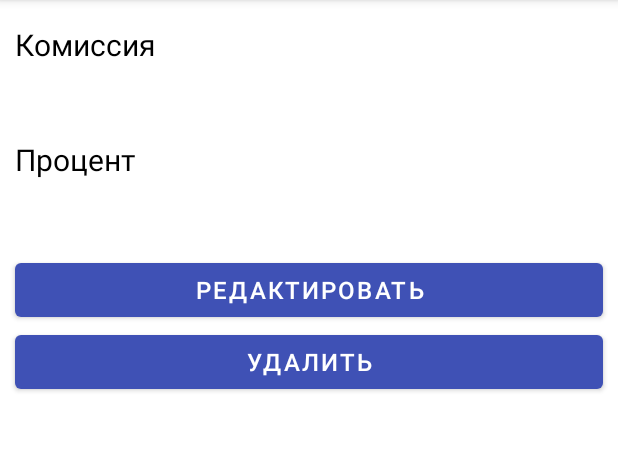
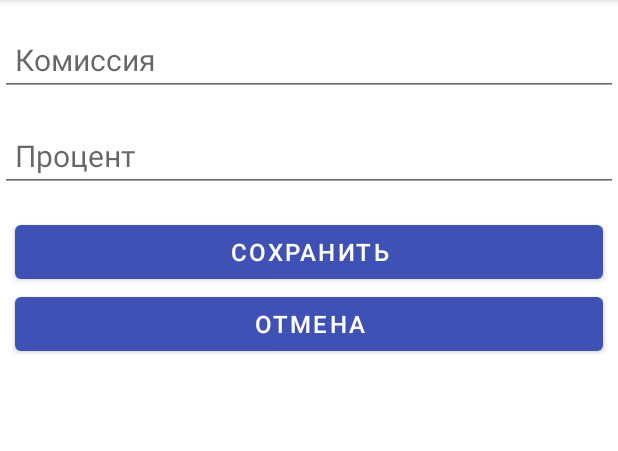
Before and after one commit to yuliakazch/CoreBankingSystem-Android, an Android app: the DetailCommissionFragment screen opened through its navigation route, after a tap on "РЕДАКТИРОВАТЬ", on a phone screen of 412 x 824 dp, the part 84-535 px from its top. Run offline under Robolectric (Android 15) with nearby library versions, the phone set to English and light mode, and no system bars; our stand-ins replace Dagger/Hilt's generated code.

Commit message:
Изменение логики экрана деталей комиссии, новый экран редактирования комиссии

```diff
--- a/app/src/main/java/com/gmail/yuliakazachok/corebanking/features/commissions/detailcommission/presentation/DetailCommissionViewModel.kt
+++ b/app/src/main/java/com/gmail/yuliakazachok/corebanking/features/commissions/detailcommission/presentation/DetailCommissionViewModel.kt
@@ -6,6 +6,7 @@ import com.gmail.yuliakazachok.corebanking.libraries.core.presentation.EventsDis
 import com.gmail.yuliakazachok.corebanking.libraries.core.presentation.EventsDispatcherOwner
 import com.gmail.yuliakazachok.corebanking.shared.commissions.domain.entities.Commission
 import com.gmail.yuliakazachok.corebanking.shared.commissions.domain.usecases.DeleteCommissionUseCase
+import com.gmail.yuliakazachok.corebanking.shared.commissions.domain.usecases.GetCommissionByNameUseCase
 import kotlinx.coroutines.flow.Flow
 import kotlinx.coroutines.flow.MutableStateFlow
 import kotlinx.coroutines.flow.filterNotNull
@@ -13,8 +14,8 @@ import kotlinx.coroutines.launch
 import javax.inject.Inject
 
 class DetailCommissionViewModel @Inject constructor(
+    private val getCommissionByNameUseCase: GetCommissionByNameUseCase,
     private val deleteCommissionUseCase: DeleteCommissionUseCase
-    //val commission: Commission?
 ) : ViewModel(), EventsDispatcherOwner<DetailCommissionViewModel.EventListener> {
 
     interface EventListener {
@@ -23,14 +24,22 @@ class DetailCommissionViewModel @Inject constructor(
 
     override val eventsDispatcher = EventsDispatcher<EventListener>()
 
-    val commission = MutableStateFlow<Commission?>(null)
+    private val _commission = MutableStateFlow<Commission?>(null)
+    val commission: Flow<Commission>
+        get() = _commission.filterNotNull()
 
-//    private val _commission = MutableStateFlow<Commission?>(null)
-//    val commission: Flow<Commission>
-//        get() = _commission.filterNotNull()
+    fun getCommissionByName(nameCommission: String?) = viewModelScope.launch {
+        nameCommission?.let {
+            try {
+                _commission.value = getCommissionByNameUseCase(it)
+            } catch (throwable: Throwable) {
+                eventsDispatcher.dispatchEvent { showToastError() }
+            }
+        }
+    }
 
     fun deleteCommission() = viewModelScope.launch {
-        commission.value?.let {
+        _commission.value?.let {
             try {
                 deleteCommissionUseCase(it.name)
             } catch (throwable: Throwable) {
--- a/app/src/main/java/com/gmail/yuliakazachok/corebanking/features/commissions/detailcommission/ui/DetailCommissionFragment.kt
+++ b/app/src/main/java/com/gmail/yuliakazachok/corebanking/features/commissions/detailcommission/ui/DetailCommissionFragment.kt
@@ -38,11 +38,14 @@ class DetailCommissionFragment : Fragment(), DetailCommissionViewModel.EventList
     ): View {
         _binding = FragmentDetailcommissionBinding.inflate(inflater, container, false)
         navController = NavHostFragment.findNavController(this)
-        viewModel.commission.value =
-            arguments?.getSerializable(KeysArgsBundle.COMMISSION_DETAIL) as? Commission
         setListenersButtons()
         setText()
         return binding.root
+    }
+
+    override fun onStart() {
+        super.onStart()
+        viewModel.getCommissionByName(arguments?.getString(KeysArgsBundle.COMMISSION_DETAIL))
     }
 
     private fun setListenersButtons() {
@@ -57,10 +60,8 @@ class DetailCommissionFragment : Fragment(), DetailCommissionViewModel.EventList
 
     private fun setText() {
         viewModel.commission.onEach {
-            it?.let {
-                binding.nameValue.text = it.name
-                binding.interestValue.text = it.interest.toString()
-            }
+            binding.nameValue.text = it.name
+            binding.interestValue.text = it.interest.toString()
         }.launchIn(viewLifecycleOwner.lifecycle.coroutineScope)
     }
 
@@ -69,7 +70,7 @@ class DetailCommissionFragment : Fragment(), DetailCommissionViewModel.EventList
     }
 
     private fun goToEditCommissions() {
-        // TODO: переход на экран редактирования комиссии
+        navController.navigate(R.id.action_detailCommissionsFragment_to_editCommissionsFragment)
     }
 
     override fun showToastError() {
--- /dev/null
+++ b/app/src/main/java/com/gmail/yuliakazachok/corebanking/features/commissions/editcommission/presentation/EditCommissionViewModel.kt
@@ -0,0 +1,29 @@
+package com.gmail.yuliakazachok.corebanking.features.commissions.editcommission.presentation
+
+import androidx.lifecycle.ViewModel
+import androidx.lifecycle.viewModelScope
+import com.gmail.yuliakazachok.corebanking.libraries.core.presentation.EventsDispatcher
+import com.gmail.yuliakazachok.corebanking.libraries.core.presentation.EventsDispatcherOwner
+import com.gmail.yuliakazachok.corebanking.shared.commissions.domain.entities.Commission
+import com.gmail.yuliakazachok.corebanking.shared.commissions.domain.usecases.SaveCommissionUseCase
+import kotlinx.coroutines.launch
+import javax.inject.Inject
+
+class EditCommissionViewModel @Inject constructor(
+    private val saveCommissionUseCase: SaveCommissionUseCase
+) : ViewModel(), EventsDispatcherOwner<EditCommissionViewModel.EventListener> {
+
+    interface EventListener {
+        fun showToastError()
+    }
+
+    override val eventsDispatcher = EventsDispatcher<EventListener>()
+
+    fun saveCommission(name: String, interest: Int) = viewModelScope.launch {
+        try {
+            saveCommissionUseCase(Commission(name, interest))
+        } catch (throwable: Throwable) {
+            eventsDispatcher.dispatchEvent { showToastError() }
+        }
+    }
+}
--- /dev/null
+++ b/app/src/main/java/com/gmail/yuliakazachok/corebanking/features/commissions/editcommission/ui/EditCommissionFragment.kt
@@ -0,0 +1,67 @@
+package com.gmail.yuliakazachok.corebanking.features.commissions.editcommission.ui
+
+import android.os.Bundle
+import android.view.LayoutInflater
+import android.view.View
+import android.view.ViewGroup
+import android.widget.Toast
+import androidx.fragment.app.Fragment
+import androidx.navigation.NavController
+import androidx.navigation.fragment.NavHostFragment
+import com.gmail.yuliakazachok.corebanking.R
+import com.gmail.yuliakazachok.corebanking.databinding.FragmentEditcommissionBinding
+import com.gmail.yuliakazachok.corebanking.features.commissions.editcommission.presentation.EditCommissionViewModel
+import dagger.hilt.android.AndroidEntryPoint
+import javax.inject.Inject
+
+@AndroidEntryPoint
+class EditCommissionFragment : Fragment(), EditCommissionViewModel.EventListener {
+
+    @Inject
+    lateinit var viewModel: EditCommissionViewModel
+
+    private lateinit var navController: NavController
+
+    private var _binding: FragmentEditcommissionBinding? = null
+    private val binding
+        get() = _binding ?: throw NullPointerException("Binding can't be null")
+
+    override fun onCreateView(
+        inflater: LayoutInflater,
+        container: ViewGroup?,
+        savedInstanceState: Bundle?
+    ): View {
+        _binding = FragmentEditcommissionBinding.inflate(inflater, container, false)
+        navController = NavHostFragment.findNavController(this)
+        setListenersButtons()
+        return binding.root
+    }
+
+    private fun setListenersButtons() {
+        binding.buttonSave.setOnClickListener {
+            viewModel.saveCommission(
+                binding.commissionField.text.toString(),
+                binding.interestField.text.toString().toInt()
+            )
+            navController.popBackStack()
+        }
+        binding.buttonCancel.setOnClickListener {
+            navController.popBackStack()
+        }
+    }
+
+    override fun showToastError() {
+        Toast
+            .makeText(
+                requireActivity(),
+                requireActivity().resources.getString(R.string.message_error),
+                Toast.LENGTH_SHORT
+            )
+            .show()
+    }
+
+    override fun onDestroyView() {
+        _binding = null
+        super.onDestroyView()
+    }
+}
--- a/app/src/main/java/com/gmail/yuliakazachok/corebanking/features/commissions/maincommissions/presentation/MainCommissionsViewModel.kt
+++ b/app/src/main/java/com/gmail/yuliakazachok/corebanking/features/commissions/maincommissions/presentation/MainCommissionsViewModel.kt
@@ -18,7 +18,7 @@ class MainCommissionsViewModel @Inject constructor(
 
     interface EventListener {
         fun showToastError()
-        fun goToDetailCommission(commission: Commission)
+        fun goToDetailCommission(nameCommission: String)
     }
 
     override val eventsDispatcher = EventsDispatcher<EventListener>()
@@ -35,7 +35,7 @@ class MainCommissionsViewModel @Inject constructor(
         }
     }
 
-    fun goToDetail(commission: Commission) {
-        eventsDispatcher.dispatchEvent { goToDetailCommission(commission) }
+    fun goToDetail(nameCommission: String) {
+        eventsDispatcher.dispatchEvent { goToDetailCommission(nameCommission) }
     }
 }
--- a/app/src/main/java/com/gmail/yuliakazachok/corebanking/features/commissions/maincommissions/ui/adapter/CommissionViewHolder.kt
+++ b/app/src/main/java/com/gmail/yuliakazachok/corebanking/features/commissions/maincommissions/ui/adapter/CommissionViewHolder.kt
@@ -22,7 +22,7 @@ class CommissionViewHolder(
     fun bind(item: Commission, viewModel: MainCommissionsViewModel) {
         binding.root.text = item.name
         binding.root.setOnClickListener {
-            viewModel.goToDetail(item)
+            viewModel.goToDetail(item.name)
         }
     }
 }
--- /dev/null
+++ b/app/src/main/res/layout/fragment_editcommission.xml
@@ -0,0 +1,41 @@
+<?xml version="1.0" encoding="utf-8"?>
+<LinearLayout xmlns:android="http://schemas.android.com/apk/res/android"
+    android:layout_width="match_parent"
+    android:layout_height="match_parent"
+    android:orientation="vertical">
+
+    <EditText
+        android:id="@+id/commissionField"
+        android:layout_width="match_parent"
+        android:layout_height="wrap_content"
+        android:layout_marginTop="16dp"
+        android:hint="@string/commission"
+        android:paddingStart="10dp"
+        android:textSize="20sp" />
+
+    <EditText
+        android:id="@+id/interestField"
+        android:layout_width="match_parent"
+        android:layout_height="wrap_content"
+        android:layout_marginTop="16dp"
+        android:hint="@string/interest"
+        android:paddingStart="10dp"
+        android:textSize="20sp" />
+
+    <Button
+        android:id="@+id/buttonSave"
+        android:layout_width="match_parent"
+        android:layout_height="wrap_content"
+        android:layout_marginHorizontal="10dp"
+        android:layout_marginTop="16dp"
+        android:text="@string/save"
+        android:textSize="16sp" />
+
+    <Button
+        android:id="@+id/buttonCancel"
+        android:layout_width="match_parent"
+        android:layout_height="wrap_content"
+        android:layout_marginHorizontal="10dp"
+        android:text="@string/cancel"
+        android:textSize="16sp" />
+</LinearLayout>
--- a/app/src/main/res/navigation/navigation.xml
+++ b/app/src/main/res/navigation/navigation.xml
@@ -22,10 +22,22 @@
         <action
             android:id="@+id/action_mainCommissionsFragment_to_detailCommissionsFragment"
             app:destination="@id/detailCommissionsFragment" />
+        <action
+            android:id="@+id/action_mainCommissionsFragment_to_editCommissionsFragment"
+            app:destination="@id/editCommissionsFragment" />
     </fragment>
     <fragment
         android:id="@+id/detailCommissionsFragment"
         android:name="com.gmail.yuliakazachok.corebanking.features.commissions.detailcommission.ui.DetailCommissionFragment"
         android:label="fragment_detail_commission"
-        tools:layout="@layout/fragment_detailcommission" />
+        tools:layout="@layout/fragment_detailcommission">
+        <action
+            android:id="@+id/action_detailCommissionsFragment_to_editCommissionsFragment"
+            app:destination="@id/editCommissionsFragment" />
+    </fragment>
+    <fragment
+        android:id="@+id/editCommissionsFragment"
+        android:name="com.gmail.yuliakazachok.corebanking.features.commissions.editcommission.ui.EditCommissionFragment"
+        android:label="fragment_edit_commission"
+        tools:layout="@layout/fragment_editcommission" />
 </navigation>
--- a/app/src/main/res/values/strings.xml
+++ b/app/src/main/res/values/strings.xml
@@ -9,4 +9,6 @@
 	<string name="interest">Процент</string>
 	<string name="edit">Редактировать</string>
 	<string name="delete">Удалить</string>
+	<string name="save">Сохранить</string>
+	<string name="cancel">Отмена</string>
 </resources>
```
Also changed, not shown: app/src/main/java/com/gmail/yuliakazachok/corebanking/features/commissions/maincommissions/ui/MainCommissionsFragment.kt (+7 -3 lines).
